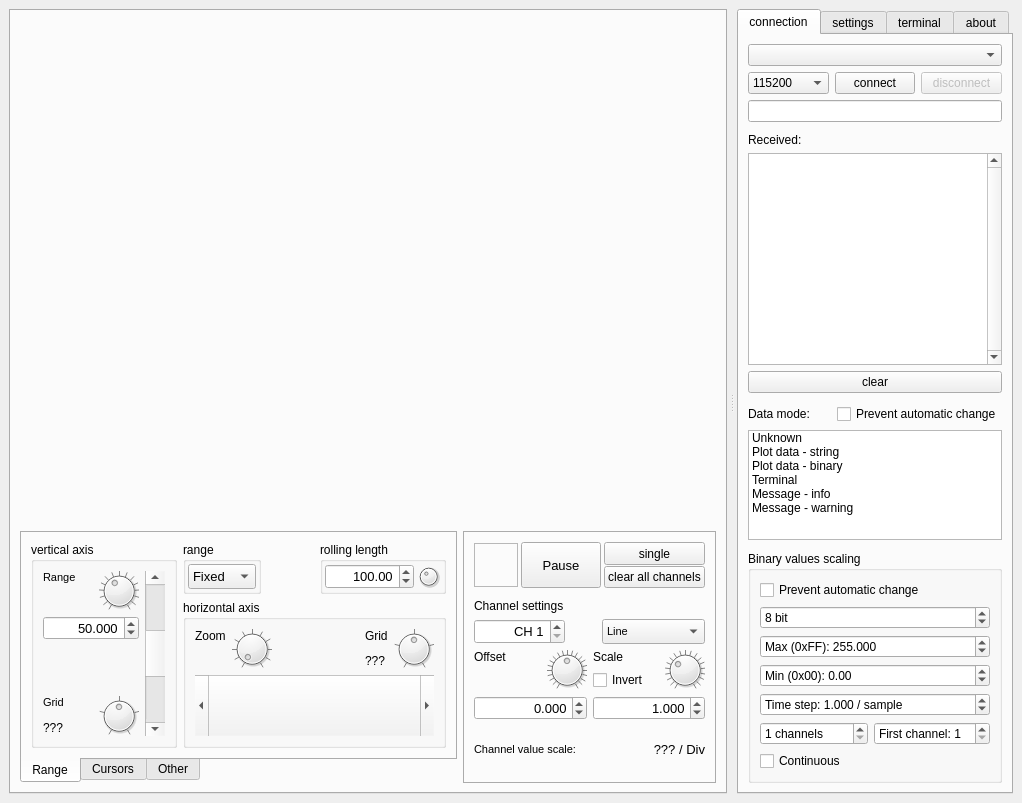
This is mainwindow.ui in jirimaier/DataPlotter as Qt 5 draws it before an edit. The edited form follows.
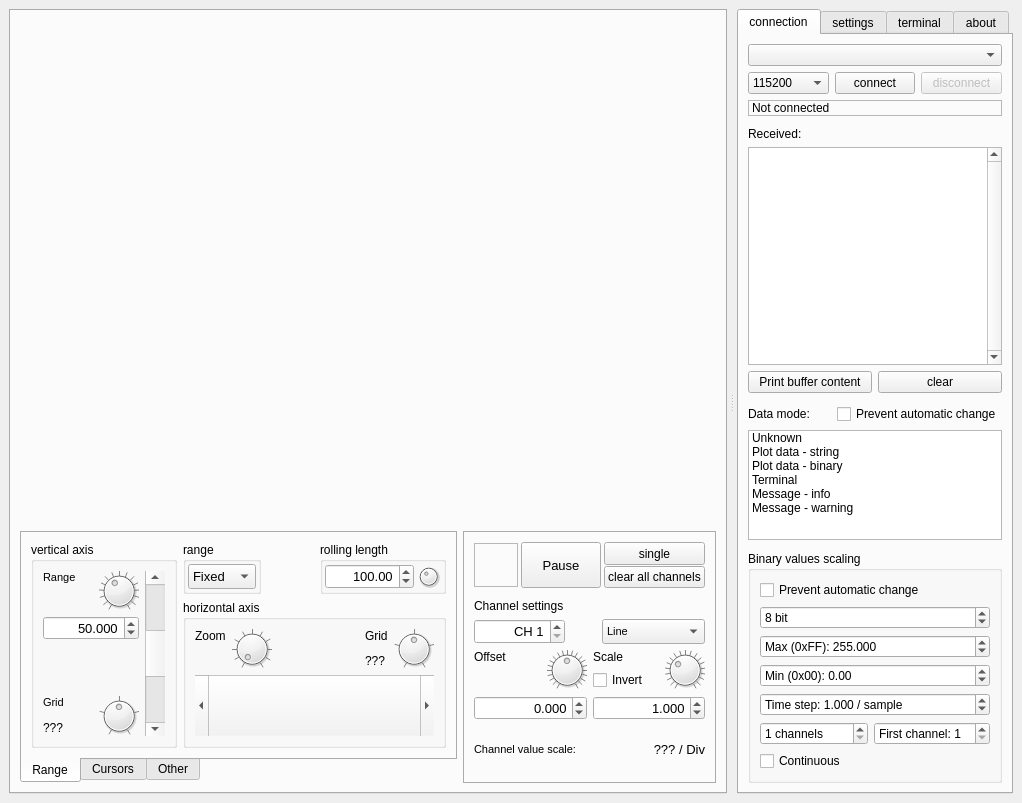
This is the edited form. The open tabs and pages were chosen to show the change. Icons and pictures are not drawn. Custom widgets are drawn as their Qt base class.

The edit to the form file:
```diff
--- a/mainwindow.ui
+++ b/mainwindow.ui
@@ -1815,7 +1815,7 @@
         </size>
        </property>
        <property name="currentIndex">
-        <number>1</number>
+        <number>0</number>
        </property>
        <property name="usesScrollButtons">
         <bool>false</bool>
@@ -1843,6 +1843,19 @@
              </property>
             </widget>
            </item>
+           <item row="1" column="1">
+            <widget class="QPushButton" name="pushButtonConnect">
+             <property name="sizePolicy">
+              <sizepolicy hsizetype="Preferred" vsizetype="Preferred">
+               <horstretch>0</horstretch>
+               <verstretch>0</verstretch>
+              </sizepolicy>
+             </property>
+             <property name="text">
+              <string>connect</string>
+             </property>
+            </widget>
+           </item>
            <item row="1" column="0">
             <widget class="QComboBox" name="comboBoxBaud">
              <property name="sizePolicy">
@@ -1894,32 +1907,6 @@
              </item>
             </widget>
            </item>
-           <item row="1" column="1">
-            <widget class="QPushButton" name="pushButtonConnect">
-             <property name="sizePolicy">
-              <sizepolicy hsizetype="Preferred" vsizetype="Preferred">
-               <horstretch>0</horstretch>
-               <verstretch>0</verstretch>
-              </sizepolicy>
-             </property>
-             <property name="text">
-              <string>connect</string>
-             </property>
-            </widget>
-           </item>
-           <item row="2" column="0" colspan="3">
-            <widget class="QLineEdit" name="lineEditPortInfo">
-             <property name="sizePolicy">
-              <sizepolicy hsizetype="Preferred" vsizetype="Preferred">
-               <horstretch>0</horstretch>
-               <verstretch>0</verstretch>
-              </sizepolicy>
-             </property>
-             <property name="readOnly">
-              <bool>true</bool>
-             </property>
-            </widget>
-           </item>
            <item row="0" column="0" colspan="3">
             <widget class="QComboBox" name="comboBoxCom">
              <property name="sizePolicy">
@@ -1935,6 +1922,19 @@
            </item>
           </layout>
          </item>
+         <item>
+          <widget class="QLabel" name="labelPortInfo">
+           <property name="frameShape">
+            <enum>QFrame::StyledPanel</enum>
+           </property>
+           <property name="text">
+            <string>Not connected</string>
+           </property>
+           <property name="wordWrap">
+            <bool>true</bool>
+           </property>
+          </widget>
+         </item>
          <item>
           <spacer name="verticalSpacer_4">
            <property name="orientation">
@@ -1952,8 +1952,8 @@
           </spacer>
          </item>
          <item>
-          <layout class="QGridLayout" name="gridLayout_7">
-           <item row="0" column="0">
+          <layout class="QVBoxLayout" name="verticalLayout_18">
+           <item>
             <widget class="QLabel" name="label_2">
              <property name="text">
               <string>Received:</string>
@@ -1963,7 +1963,7 @@
              </property>
             </widget>
            </item>
-           <item row="1" column="0" colspan="2">
+           <item>
             <widget class="QTextEdit" name="textEditSerialDebug">
              <property name="sizePolicy">
               <sizepolicy hsizetype="Preferred" vsizetype="Expanding">
@@ -1993,12 +1993,23 @@
              </property>
             </widget>
            </item>
-           <item row="2" column="0" colspan="2">
-            <widget class="QPushButton" name="pushButtonClearReceivedList">
-             <property name="text">
-              <string>clear</string>
-             </property>
-            </widget>
+           <item>
+            <layout class="QHBoxLayout" name="horizontalLayout_18">
+             <item>
+              <widget class="QPushButton" name="pushButtonPrintBuffer">
+               <property name="text">
+                <string>Print buffer content</string>
+               </property>
+              </widget>
+             </item>
+             <item>
+              <widget class="QPushButton" name="pushButtonClearReceivedList">
+               <property name="text">
+                <string>clear</string>
+               </property>
+              </widget>
+             </item>
+            </layout>
            </item>
           </layout>
          </item>
@@ -2330,7 +2341,7 @@
                 <item>
                  <widget class="QLabel" name="label_14">
                   <property name="text">
-                   <string>Line timeout</string>
+                   <string>Line separation timeout</string>
                   </property>
                  </widget>
                 </item>
```
